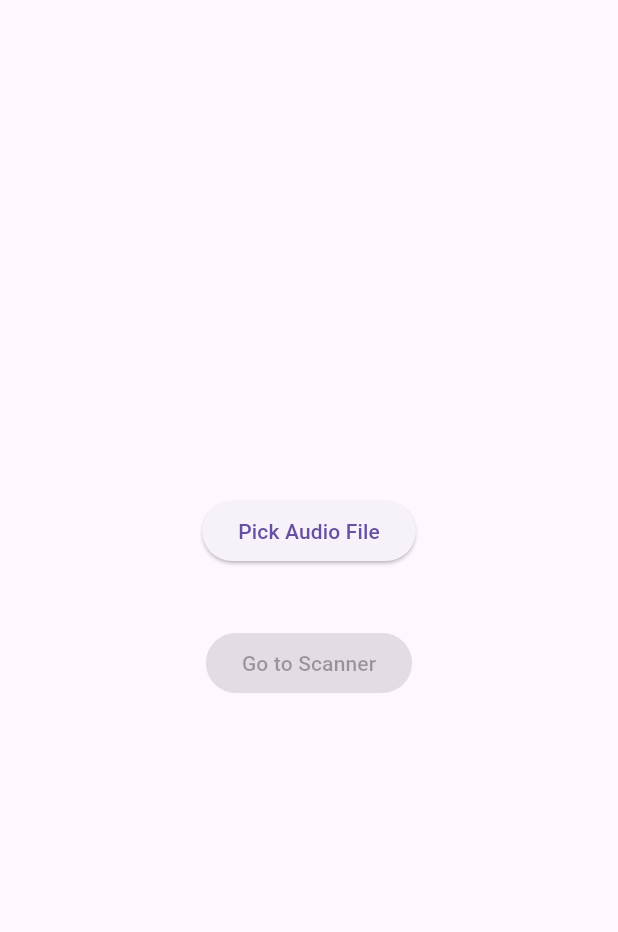
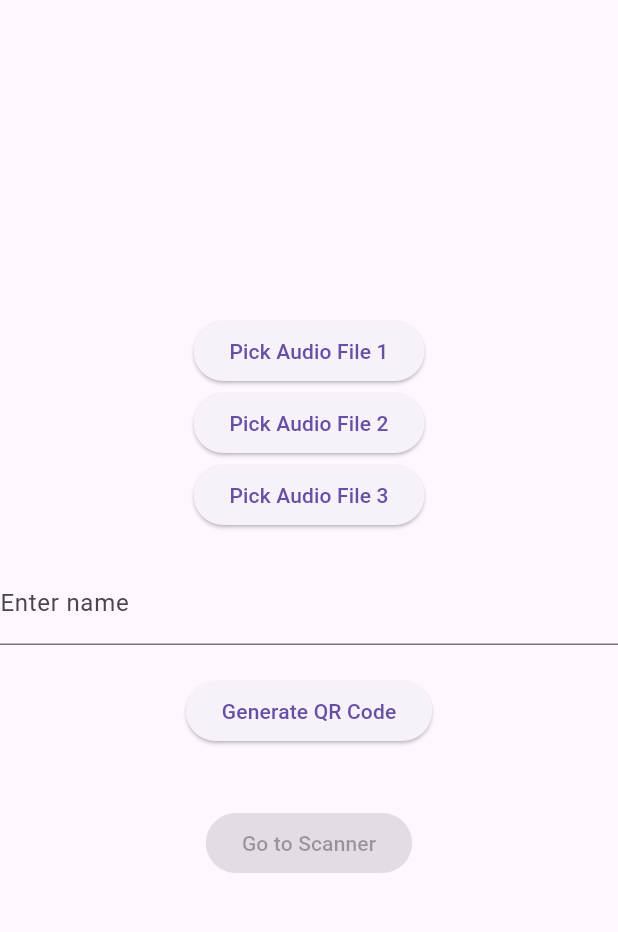
Before and after one commit to xramadhann/barvoice_intern, a Flutter app: the screen it shows after launch, on a phone screen of 412 x 824 dp, the part 63-995 px from its top. Run offline on Flutter 3.47's test engine with Material 3 defaults, Android fonts, the phone set to English and light mode, and no system bars; our stand-ins replace file_picker, firebase_core, firebase_database, just_audio, qr_flutter; missing offline and left inert: qr_code_scanner; accounts and stored records are empty.

Commit message:
feat (file picker) : add file picker to combine generate qrcode

```diff
--- a/lib/main.dart
+++ b/lib/main.dart
@@ -1,11 +1,16 @@
 import 'dart:io';
-
 import 'package:flutter/material.dart';
 import 'package:file_picker/file_picker.dart';
 import 'package:qr_flutter/qr_flutter.dart';
+import 'package:firebase_core/firebase_core.dart';
+import 'package:firebase_database/firebase_database.dart';
 import 'scanner_page.dart'; // Import halaman scanner
 
-void main() => runApp(MyApp());
+void main() async {
+  WidgetsFlutterBinding.ensureInitialized();
+  await Firebase.initializeApp();
+  runApp(MyApp());
+}
 
 class MyApp extends StatelessWidget {
   @override
@@ -26,9 +31,13 @@ class QRGenerator extends StatefulWidget {
 }
 
 class _QRGeneratorState extends State<QRGenerator> {
-  String qrData = "";
+  List<String> qrDataList = [];
+  String qrCodeData = '';
+  TextEditingController nameController = TextEditingController();
+  DatabaseReference _databaseReference =
+      FirebaseDatabase.instance.reference(); // Referensi database Firebase
 
-  Future<void> pickAudioFile() async {
+  Future<void> pickAudioFile(int index) async {
     FilePickerResult? result = await FilePicker.platform.pickFiles(
       type: FileType.audio,
       allowMultiple: false,
@@ -37,18 +46,77 @@ class _QRGeneratorState extends State<QRGenerator> {
     if (result != null) {
       PlatformFile file = result.files.first;
       setState(() {
-        qrData = file.path!;
+        qrDataList[index] = file.path!;
       });
     } else {
       // User canceled the picker
     }
   }
 
+  Future<void> saveToDatabase(
+      String name, String eng, String ind, String man, String qrCode) async {
+    try {
+      await _databaseReference.child('data').set({
+        'name': name,
+        'eng': eng,
+        'ind': ind,
+        'man': man,
+        'qrcode': qrCode,
+      });
+      ScaffoldMessenger.of(context).showSnackBar(
+        SnackBar(
+          content: Text('Data saved to database.'),
+        ),
+      );
+    } catch (error) {
+      print('Failed to save data: $error');
+    }
+  }
+
+  void generateQRCode() {
+    if (qrDataList.every((element) => element.isNotEmpty)) {
+      String combinedData = qrDataList.join(", ");
+      String name = nameController.text;
+      saveToDatabase(
+          name, qrDataList[0], qrDataList[1], qrDataList[2], combinedData);
+      setState(() {
+        qrCodeData = combinedData;
+      });
+    } else {
+      // Show error message if not all files are selected
+      ScaffoldMessenger.of(context).showSnackBar(
+        SnackBar(
+          content: Text('Please select all 3 audio files.'),
+        ),
+      );
+    }
+  }
+
   void goToScanner() {
+    if (qrDataList.every((element) => element.isNotEmpty)) {
+      String combinedData = qrDataList.join(", ");
       Navigator.push(
         context,
-      MaterialPageRoute(builder: (context) => QRScanner()),
+        MaterialPageRoute(
+          builder: (context) => QRScanner(
+            combinedData as List<String>,
+          ),
+        ),
       );
+    } else {
+      // Show error message if not all files are selected
+      ScaffoldMessenger.of(context).showSnackBar(
+        SnackBar(
+          content: Text('Please select all 3 audio files.'),
+        ),
+      );
+    }
+  }
+
+  @override
+  void initState() {
+    super.initState();
+    qrDataList = List.generate(3, (_) => '');
   }
 
   @override
@@ -61,16 +129,29 @@ class _QRGeneratorState extends State<QRGenerator> {
         child: Column(
           mainAxisAlignment: MainAxisAlignment.center,
           children: <Widget>[
+            for (int i = 0; i < qrDataList.length; i++)
               ElevatedButton(
                 onPressed: () async {
-                await pickAudioFile();
+                  await pickAudioFile(i);
                 },
-              child: Text('Pick Audio File'),
+                child: Text('Pick Audio File ${i + 1}'),
               ),
             SizedBox(height: 20),
-            qrData.isNotEmpty
+            TextField(
+              controller: nameController,
+              decoration: InputDecoration(
+                labelText: 'Enter name',
+              ),
+            ),
+            SizedBox(height: 20),
+            ElevatedButton(
+              onPressed: generateQRCode,
+              child: Text('Generate QR Code'),
+            ),
+            SizedBox(height: 20),
+            qrCodeData.isNotEmpty
                 ? QrImageView(
-                    data: qrData,
+                    data: qrCodeData,
                     version: QrVersions.auto,
                     size: 200.0,
                     gapless: false,
@@ -78,7 +159,9 @@ class _QRGeneratorState extends State<QRGenerator> {
                 : Container(),
             SizedBox(height: 20),
             ElevatedButton(
-              onPressed: qrData.isNotEmpty ? goToScanner : null,
+              onPressed: qrDataList.every((element) => element.isNotEmpty)
+                  ? goToScanner
+                  : null,
               child: Text('Go to Scanner'),
             ),
           ],
--- a/lib/scanner_page.dart
+++ b/lib/scanner_page.dart
@@ -3,6 +3,8 @@ import 'package:qr_code_scanner/qr_code_scanner.dart';
 import 'package:just_audio/just_audio.dart';
 
 class QRScanner extends StatefulWidget {
+  QRScanner(List<String> combinedData);
+
   @override
   _QRScannerState createState() => _QRScannerState();
 }
--- a/pubspec.yaml
+++ b/pubspec.yaml
@@ -45,6 +45,7 @@ dependencies:
   http: ^1.2.0
   path_provider: ^2.1.2
   just_audio: ^0.9.36
+  firebase_database: ^10.4.6
 
 dev_dependencies:
   flutter_test:
```
Also changed, not shown: pubspec.lock, 1 other file. Lines whose indentation alone changed are shown as unchanged.
